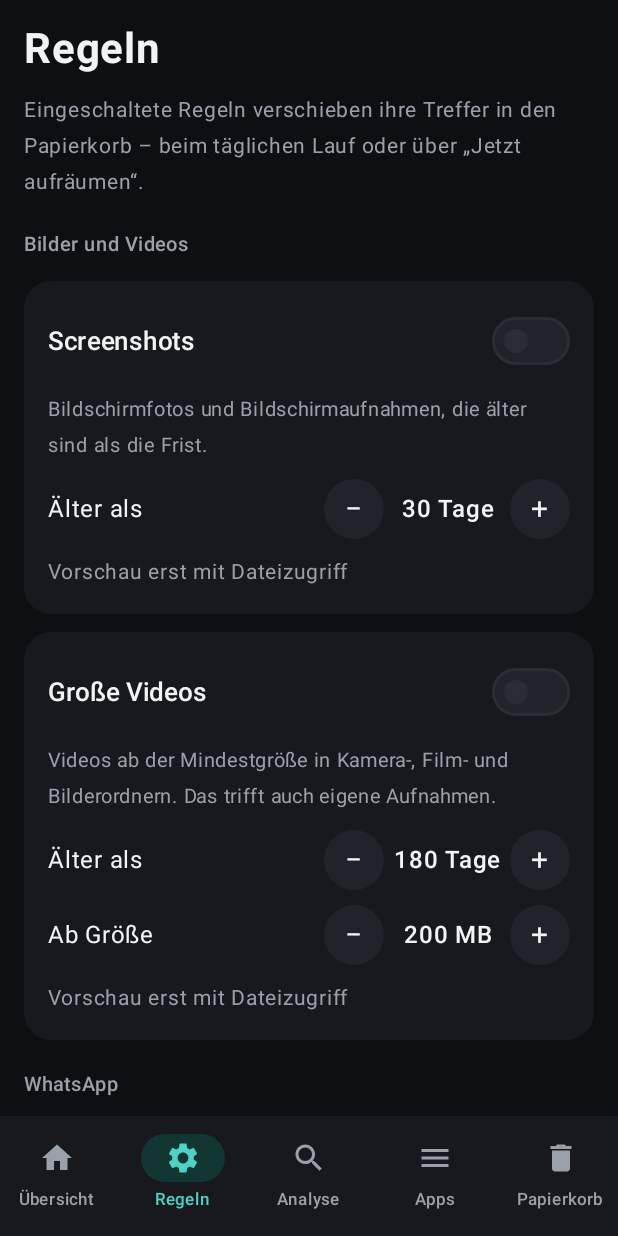
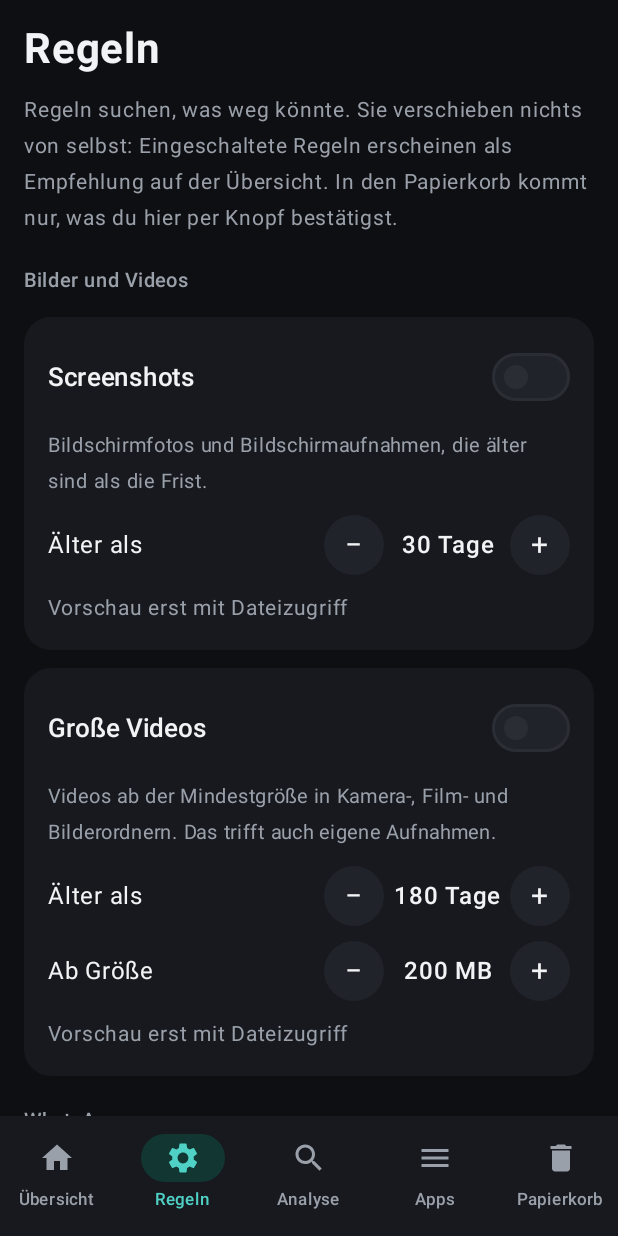
Before and after one commit to uekala/kehraus, an Android app built with Jetpack Compose: the screen it shows after launch (MainActivity), item 2 of the bottom bar chosen, on a phone screen of 412 x 824 dp. Run offline under Robolectric (Android 15) with nearby library versions, the phone set to English and light mode, and no system bars; 3 statements that could not run were skipped.

Commit message:
Nur noch empfehlen: Regeln verschieben nichts von selbst, Papierkorb ohne Frist

```diff
--- a/app/src/main/java/de/uekala/kehraus/ui/Screens.kt
+++ b/app/src/main/java/de/uekala/kehraus/ui/Screens.kt
@@ -91,7 +91,6 @@ import java.util.Date
 import java.util.Locale
 
 private val AGE_OPTIONS = listOf(7, 14, 30, 60, 90, 180, 365)
-private val RETENTION_OPTIONS = listOf(7, 14, 30, 60, 90)
 private val SIZE_OPTIONS = listOf(50, 100, 200, 500, 1000)
 
 private fun days(n: Int): String = when (n) {
@@ -152,27 +151,6 @@ fun App(vm: MainViewModel) {
             }
         }
     }
-
-    val ask = vm.askHeld
-    if (ask.isNotEmpty()) {
-        AlertDialog(
-            onDismissRequest = { vm.dismissHeld() },
-            title = { Text("Ungewöhnlich viel auf einmal") },
-            text = {
-                Column(verticalArrangement = Arrangement.spacedBy(8.dp)) {
-                    Text("Diese Regeln wurden angehalten, weil sie sehr viel verschieben würden:")
-                    ask.forEach { r ->
-                        Text("${r.id.fullTitle}: ${files(r.heldCount)} · ${vm.size(r.heldBytes)}", color = TextMain, fontWeight = FontWeight.Medium)
-                    }
-                    Dim("Alles landet im Papierkorb und lässt sich bis zum Ablauf der Frist zurücklegen. Unter „Regeln“ kannst du vorher ansehen, was getroffen wird.", size = 13)
-                }
-            },
-            confirmButton = {
-                TextButton(onClick = { vm.runNow(confirmed = ask.map { it.id }.toSet()) }) { Text("Ausführen") }
-            },
-            dismissButton = { TextButton(onClick = { vm.dismissHeld() }) { Text("Nicht jetzt") } },
-        )
-    }
 }
 
 // ---------- Übersicht ----------
@@ -231,50 +209,61 @@ private fun Overview(vm: MainViewModel, onOpenRules: () -> Unit, onOpenApps: ()
             }
         }
 
-        if (vm.held.isNotEmpty() && vm.askHeld.isEmpty()) {
-            Panel("Wartet auf dich") {
-                Dim("Angehalten, weil ungewöhnlich viel getroffen würde: ${vm.held.joinToString(", ") { it.fullTitle }}.")
-                OutlinedButton(onClick = { vm.runNow() }, enabled = vm.hasAccess && !vm.busy) { Text("Prüfen") }
+        val active = vm.rules.filter { it.enabled }
+        val recs = active.mapNotNull { r -> vm.previews[r.id]?.takeIf { it.count > 0 }?.let { r.id to it } }
+        Panel("Empfehlungen") {
+            when {
+                active.isEmpty() -> Row(verticalAlignment = Alignment.CenterVertically) {
+                    Dim("Noch ist keine Regel eingeschaltet.", Modifier.weight(1f))
+                    TextButton(onClick = onOpenRules) { Text("Regeln") }
+                }
+                recs.isEmpty() -> Dim("Im Moment gibt es nichts zu empfehlen.")
+                else -> {
+                    Text("${files(recs.sumOf { it.second.count })} · ${vm.size(recs.sumOf { it.second.bytes })} könnten weg", color = Accent)
+                    recs.forEach { (id, p) -> KeyValue(id.fullTitle, "${files(p.count)} · ${vm.size(p.bytes)}") }
+                    Row(verticalAlignment = Alignment.CenterVertically) {
+                        Dim("Kehraus verschiebt nichts von selbst – du entscheidest unter „Regeln“.", Modifier.weight(1f), size = 12)
+                        TextButton(onClick = onOpenRules) { Text("Ansehen") }
+                    }
+                }
             }
         }
 
-        Panel("Aufräumen") {
-            val anyEnabled = vm.rules.any { it.enabled }
+        Panel("Sortieren") {
             val last = vm.lastRun
             if (last == null) {
                 Dim("Noch kein Lauf.")
             } else {
                 KeyValue("Letzter Lauf", dateTime(last.at))
-                KeyValue(
-                    "Verschoben",
-                    if (last.moved == 0) "nichts" else "${files(last.moved)} · ${vm.size(last.bytes)}",
-                )
-                if (last.failed > 0) {
-                    Text("${files(last.failed)} ließen sich nicht verschieben.", color = Warn, fontSize = 13.sp)
-                }
+                KeyValue("Einsortiert", if (last.sorted == 0) "nichts" else files(last.sorted))
+                if (last.emptyDirs > 0) KeyValue("Leere Ordner entfernt", "${last.emptyDirs}")
             }
             Button(
                 onClick = { vm.runNow() },
-                enabled = vm.hasAccess && (anyEnabled || vm.sortDownloads || vm.emptyDirs) && !vm.busy,
+                enabled = vm.hasAccess && !vm.busy,
                 modifier = Modifier.fillMaxWidth(),
-            ) { Text(if (vm.busy) "Räumt auf …" else "Jetzt aufräumen") }
-            if (!anyEnabled && !vm.sortDownloads && !vm.emptyDirs) {
+            ) { Text(if (vm.busy) "Läuft …" else "Jetzt sortieren und prüfen") }
+            if (!vm.sortDownloads && !vm.emptyDirs) {
                 Row(verticalAlignment = Alignment.CenterVertically) {
-                    Dim("Noch ist keine Regel eingeschaltet.", Modifier.weight(1f))
+                    Dim("Sortieren ist aus. Einschalten unter „Regeln“ bei „Weitere Aufgaben“.", Modifier.weight(1f), size = 12)
                     TextButton(onClick = onOpenRules) { Text("Regeln") }
                 }
             }
         }
 
         Panel("Papierkorb") {
-            KeyValue("Wartet auf Ablauf der Frist", "${files(vm.trash.size)} · ${vm.size(vm.trashBytes)}")
+            KeyValue("Im Papierkorb", "${files(vm.trash.size)} · ${vm.size(vm.trashBytes)}")
             KeyValue("Bisher endgültig gelöscht", vm.size(vm.totalFreed))
-            Dim("Platz wird erst frei, wenn die Frist abgelaufen ist oder du den Papierkorb leerst.", size = 12)
+            Dim("Der Papierkorb löscht nichts von selbst. Platz wird erst frei, wenn du ihn leerst.", size = 12)
         }
 
         Panel("Automatik") {
-            SwitchRow("Täglich aufräumen", "Einmal am Tag im Hintergrund, nicht bei schwachem Akku.", vm.auto) { vm.updateAuto(it) }
-            SwitchRow("Melden, wenn etwas passiert ist", null, vm.notify) { vm.updateNotify(it) }
+            SwitchRow(
+                "Täglich sortieren und prüfen",
+                "Einmal am Tag im Hintergrund, nicht bei schwachem Akku. Verschiebt nichts in den Papierkorb.",
+                vm.auto,
+            ) { vm.updateAuto(it) }
+            SwitchRow("Melden, wenn es etwas gibt", "Was einsortiert wurde, Empfehlungen und ein voller Papierkorb – höchstens einmal pro Woche.", vm.notify) { vm.updateNotify(it) }
         }
 
         if (vm.history.isNotEmpty()) {
@@ -313,16 +302,17 @@ private fun historyDetail(vm: MainViewModel, e: HistoryEntry): String = when {
 @Composable
 private fun RulesScreen(vm: MainViewModel) {
     var showHits by remember { mutableStateOf<RuleId?>(null) }
+    var confirmTrash by remember { mutableStateOf<RuleId?>(null) }
     var pickFolder by remember { mutableStateOf(false) }
     Column(
         Modifier.fillMaxSize().verticalScroll(rememberScrollState()).padding(16.dp),
         verticalArrangement = Arrangement.spacedBy(12.dp),
     ) {
         Heading("Regeln")
-        Dim("Eingeschaltete Regeln verschieben ihre Treffer in den Papierkorb – beim täglichen Lauf oder über „Jetzt aufräumen“.")
+        Dim("Regeln suchen, was weg könnte. Sie verschieben nichts von selbst: Eingeschaltete Regeln erscheinen als Empfehlung auf der Übersicht. In den Papierkorb kommt nur, was du hier per Knopf bestätigst.")
         Group.entries.forEach { group ->
             SectionTitle(group.title)
-            vm.rules.filter { it.id.group == group }.forEach { rule -> RuleCard(vm, rule) { showHits = rule.id } }
+            vm.rules.filter { it.id.group == group }.forEach { rule -> RuleCard(vm, rule, onShow = { showHits = rule.id }, onTrash = { confirmTrash = rule.id }) }
         }
 
         SectionTitle("Weitere Aufgaben")
@@ -369,6 +359,23 @@ private fun RulesScreen(vm: MainViewModel) {
         }
     }
     showHits?.let { id -> HitsDialog(vm, id) { showHits = null } }
+    confirmTrash?.let { id ->
+        val p = vm.previews[id]
+        AlertDialog(
+            onDismissRequest = { confirmTrash = null },
+            title = { Text("In den Papierkorb verschieben?") },
+            text = {
+                Text(
+                    "${files(p?.count ?: 0)} (${vm.size(p?.bytes ?: 0)}) aus „${id.fullTitle}“ wandern in den Papierkorb. " +
+                        "Dort bleiben sie, bis du ihn leerst – zurücklegen geht jederzeit."
+                )
+            },
+            confirmButton = {
+                TextButton(onClick = { vm.trashRule(id); confirmTrash = null }) { Text("Verschieben") }
+            },
+            dismissButton = { TextButton(onClick = { confirmTrash = null }) { Text("Abbrechen") } },
+        )
+    }
     if (pickFolder) {
         FolderPicker(
             onPick = { vm.protectFolder(it.absolutePath); pickFolder = false },
@@ -421,7 +428,7 @@ private fun PickerRow(text: String, color: androidx.compose.ui.graphics.Color, o
 }
 
 @Composable
-private fun RuleCard(vm: MainViewModel, rule: RuleConfig, onShow: () -> Unit) {
+private fun RuleCard(vm: MainViewModel, rule: RuleConfig, onShow: () -> Unit, onTrash: () -> Unit) {
     Panel(
         title = rule.id.title,
         trailing = { Switch(checked = rule.enabled, onCheckedChange = { vm.setRule(rule.copy(enabled = it)) }) },
@@ -448,6 +455,9 @@ private fun RuleCard(vm: MainViewModel, rule: RuleConfig, onShow: () -> Unit) {
                 modifier = Modifier.weight(1f),
             )
             if (p != null && p.count > 0) TextButton(onClick = onShow) { Text("Ansehen") }
+        }
+        if (p != null && p.count > 0) {
+            OutlinedButton(onClick = onTrash, enabled = !vm.busy) { Text("In den Papierkorb …") }
         }
     }
 }
@@ -784,7 +794,6 @@ private fun TrashScreen(vm: MainViewModel) {
     var selected by remember { mutableStateOf<TrashEntry?>(null) }
     var confirmEmpty by remember { mutableStateOf(false) }
     val store = remember { Storage.trash() }
-    val now = remember(vm.trash) { System.currentTimeMillis() }
 
     LazyColumn(
         Modifier.fillMaxSize(),
@@ -799,7 +808,7 @@ private fun TrashScreen(vm: MainViewModel) {
                     else "${files(vm.trash.size)} · ${vm.size(vm.trashBytes)}",
                     color = TextMain,
                 )
-                Stepper("Endgültig löschen nach", vm.retentionDays, RETENTION_OPTIONS, ::days) { vm.updateRetention(it) }
+                Dim("Der Papierkorb löscht nichts von selbst. Erst „Leeren“ gibt den Platz frei.", size = 13)
                 if (vm.trash.isNotEmpty()) {
                     Row(horizontalArrangement = Arrangement.spacedBy(8.dp)) {
                         OutlinedButton(
@@ -826,7 +835,7 @@ private fun TrashScreen(vm: MainViewModel) {
                 Spacer(Modifier.width(12.dp))
                 Column(Modifier.weight(1f)) {
                     Text(e.name, color = TextMain, maxLines = 1, overflow = TextOverflow.Ellipsis)
-                    Dim("${folderOf(e)} · ${vm.size(e.size)} · ${remaining(e, vm.retentionDays, now)}", size = 12)
+                    Dim("${folderOf(e)} · ${vm.size(e.size)} · seit ${dateTime(e.trashedAt).substringBefore(',')}", size = 12)
                 }
             }
         }
@@ -877,13 +886,6 @@ private fun ruleTitle(name: String): String = when (name) {
     MainViewModel.DUPLICATE -> "Duplikat"
     MainViewModel.ORPHAN -> "Rest einer entfernten App"
     else -> RuleId.entries.firstOrNull { it.name == name }?.fullTitle ?: name
-}
-
-private fun remaining(e: TrashEntry, retentionDays: Int, now: Long): String {
-    val left = e.expiresAt(retentionDays) - now
-    if (left <= 0) return "wird beim nächsten Lauf gelöscht"
-    val d = ((left + Rules.DAY_MS - 1) / Rules.DAY_MS).toInt()
-    return "noch ${days(d)}"
 }
 
 // ---------- Bausteine ----------
```
Also changed, not shown: app/src/main/java/de/uekala/kehraus/MainViewModel.kt (+17 -33 lines), app/src/main/java/de/uekala/kehraus/bg/CleanWorker.kt (+16 -3 lines), app/src/main/java/de/uekala/kehraus/bg/Notifier.kt (+21 -10 lines), app/src/main/java/de/uekala/kehraus/bg/Runner.kt (+22 -11 lines), app/src/main/java/de/uekala/kehraus/core/Engine.kt (+41 -12 lines), app/src/main/java/de/uekala/kehraus/data/Prefs.kt (+19 -12 lines), 4 other files.
